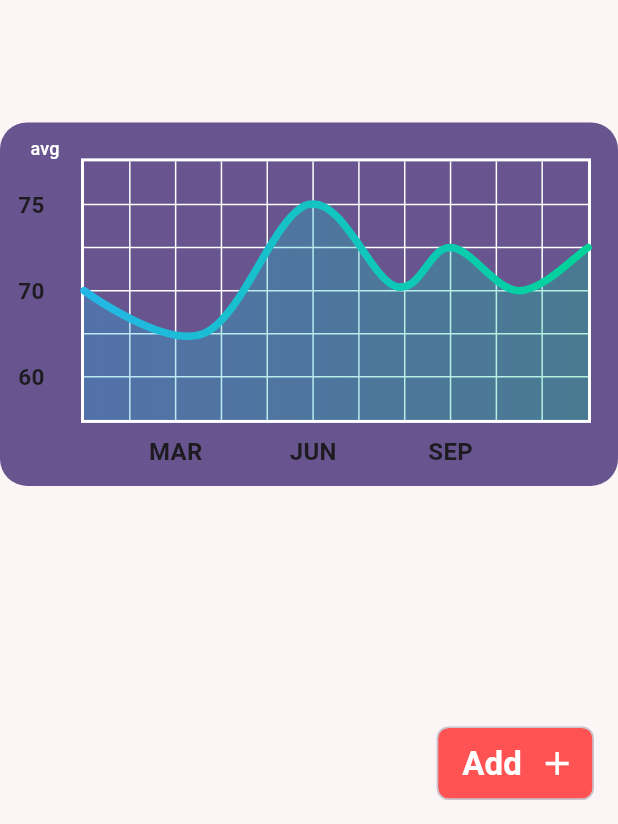
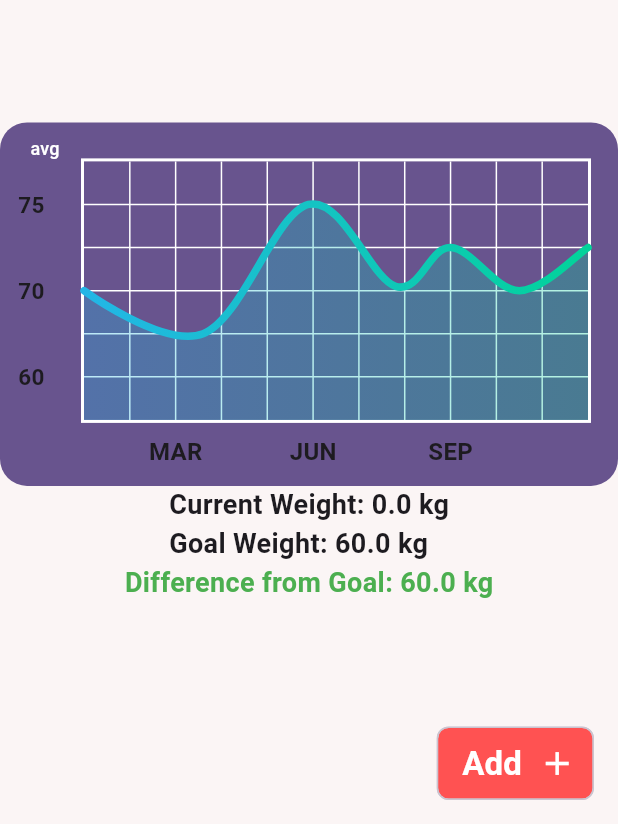
Before and after one commit to shubham10274/lossWeight, a Flutter app: the HomeScreen screen opened by its route, after a tap on "LineChart", on a phone screen of 412 x 824 dp, the part 412-1236 px from its top. Run offline on Flutter 3.47's test engine with Material 3 defaults, Android fonts, the phone set to English and light mode, and no system bars; drawn by our look-alikes of fl_chart; our stand-ins replace google_fonts, grouped_list, sizer, sqflite; accounts and stored records are empty.

Commit message:
first commit

```diff
--- a/lib/database/database_service.dart
+++ b/lib/database/database_service.dart
@@ -50,11 +50,11 @@ class DataBaseService {
 
   void onCreateDatabase(Database db, int version) {
     db.execute('''
-    CREATE TABLE $tablename(
-    $columnid INTEGER PRIMARY KEY,
-    $type TEXT NOT NULL,
-    $data REAL NOT NULL,
-    $date TEXT NOT NULL
+    CREATE TABLE IF NOT EXISTS $tablename(
+      $columnid INTEGER PRIMARY KEY,
+      $type TEXT NOT NULL,
+      $data REAL NOT NULL,
+      $date TEXT NOT NULL
     )
   ''');
     print("Table created successfully");
--- a/lib/main.dart
+++ b/lib/main.dart
@@ -31,7 +31,7 @@ class MyApp extends StatelessWidget {
             colorScheme: ColorScheme.fromSeed(seedColor: Colors.deepPurple),
             useMaterial3: true,
           ),
-          home: SplashScreen());
+          home: HomeScreen());
     });
   }
 }
--- a/lib/screens/home_screen/home_screen.dart
+++ b/lib/screens/home_screen/home_screen.dart
@@ -8,7 +8,7 @@ import 'package:lossy/size_config/size_config.dart';
 import 'package:sqflite/sqflite.dart';
 
 class HomeScreen extends StatefulWidget {
-  const HomeScreen({super.key});
+  const HomeScreen({Key? key}) : super(key: key);
 
   @override
   State<HomeScreen> createState() => _HomeScreenState();
@@ -18,6 +18,28 @@ class _HomeScreenState extends State<HomeScreen> {
   TextEditingController controller = TextEditingController();
   String dropdownValue = "weight";
   String selectedTab = "Weight";
+  double goalWeight = 60.0;
+  double currentWeight = 0.0;
+
+  @override
+  void initState() {
+    super.initState();
+    fetchCurrentWeight();
+  }
+
+  Future<void> fetchCurrentWeight() async {
+    List<Map<String, Object?>> recentWeightData =
+        await DataBaseService.instance.getActivities("weight");
+    if (recentWeightData.isNotEmpty) {
+      Map<String, Object?> mostRecentWeight = recentWeightData.last;
+      var weight = mostRecentWeight[DataBaseService.data];
+      if (weight != null && weight is double) {
+        setState(() {
+          currentWeight = weight;
+        });
+      }
+    }
+  }
 
   buildTab(String text) {
     return Padding(
@@ -124,6 +146,14 @@ class _HomeScreenState extends State<HomeScreen> {
                       color: Colors.redAccent,
                       icon: const Icon(Icons.double_arrow_rounded),
                       onPressed: () async {
+                        double? parsedWeight;
+                        try {
+                          parsedWeight = double.parse(controller.text);
+                        } catch (e) {
+                          print('Error parsing weight: $e');
+                        }
+
+                        if (parsedWeight != null) {
                           DataBaseService databaseService =
                               DataBaseService.instance;
                           Database db =
@@ -134,19 +164,19 @@ class _HomeScreenState extends State<HomeScreen> {
                               await DataBaseService.instance.addActivity({
                             DataBaseService.type: dropdownValue,
                             DataBaseService.date: DateTime.now().toString(),
-                            DataBaseService.data: double.parse(controller.text)
+                            DataBaseService.data: parsedWeight,
                           });
                           if (success != -1) {
                             print('Activity added successfully');
+                            fetchCurrentWeight();
                           } else {
                             print('Failed to add activity');
                           }
+                        }
                         controller.clear();
                         Navigator.pop(context);
-                          setState(() {
-                            {}
-                          });
-                        })
+                      },
+                    )
                   ],
                 ),
               ),
@@ -206,18 +236,35 @@ class _HomeScreenState extends State<HomeScreen> {
               Padding(
                 padding: const EdgeInsets.only(left: 20, right: 20),
                 child: Row(
-                  children: [
-                    // buildTab("All"),
-                    buildTab("Weight"),
-                    buildTab("LineChart")
-                  ],
+                  children: [buildTab("Weight"), buildTab("LineChart")],
                 ),
               ),
               if (selectedTab == "LineChart")
                 const Padding(
                     padding: EdgeInsets.only(top: 80),
                     child: LineChartSample2()),
-              FutureBuilder(
+              Column(
+                children: [
+                  Text(
+                    "Current Weight: $currentWeight kg\nGoal Weight: $goalWeight kg",
+                    style: TextStyle(
+                      fontSize: 18,
+                      fontWeight: FontWeight.bold,
+                    ),
+                  ),
+                  Text(
+                    "Difference from Goal: ${(currentWeight - goalWeight).abs()} kg",
+                    style: TextStyle(
+                      fontSize: 18,
+                      fontWeight: FontWeight.bold,
+                      color: currentWeight > goalWeight
+                          ? Colors.red
+                          : Colors.green,
+                    ),
+                  ),
+                ],
+              ),
+              FutureBuilder<List<Map<String, Object?>>>(
                 future: DataBaseService.instance.getActivities(selectedTab),
                 builder: (context, snapshot) {
                   if (!snapshot.hasData) {
@@ -233,8 +280,6 @@ class _HomeScreenState extends State<HomeScreen> {
                       child: Text("Error: ${snapshot.error}"),
                     );
                   } else {
-                    print("Data: ${snapshot.data}");
-
                     List<Activity> activityList = [];
                     if (snapshot.data != null) {
                       activityList = List.generate(
@@ -247,7 +292,6 @@ class _HomeScreenState extends State<HomeScreen> {
                         ),
                       );
                     }
-
                     return GroupedListView<Activity, String>(
                       elements: activityList,
                       shrinkWrap: true,
@@ -284,9 +328,7 @@ class _HomeScreenState extends State<HomeScreen> {
                                   onTap: () {
                                     DataBaseService.instance
                                         .deleteActivity(activity.id);
-                                    setState(() {
-                                      {}
-                                    });
+                                    setState(() {});
                                   },
                                   child: const Icon(
                                     Icons.delete,
```
Lines whose indentation alone changed are shown as unchanged.
